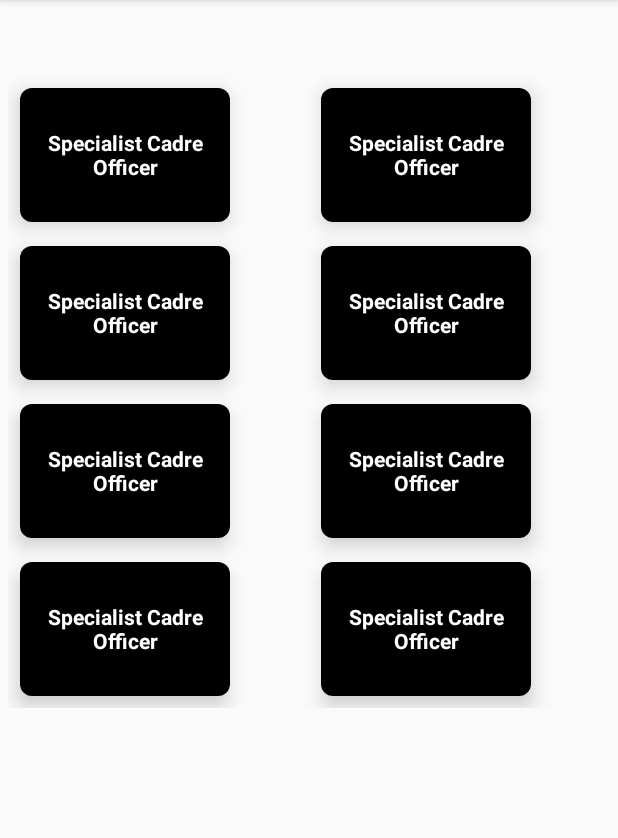
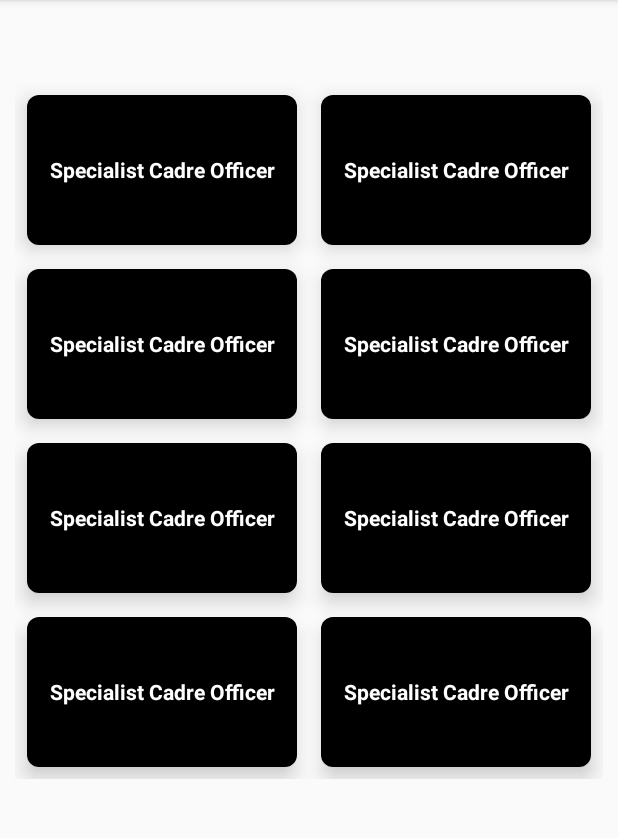
Before and after one commit to ujjwalkumar12/Sarkarian, an Android app: the screen it shows after launch (MainActivity), on a phone screen of 412 x 824 dp, the part 84-922 px from its top. Run offline under Robolectric (Android 15) with nearby library versions, the phone set to English and light mode, and no system bars.

Commit message:
list item updated

```diff
--- a/app/src/main/java/com/example/sarkarian/Adapter/ListAdapter.java
+++ b/app/src/main/java/com/example/sarkarian/Adapter/ListAdapter.java
@@ -32,16 +32,15 @@ public class ListAdapter extends RecyclerView.Adapter<ListAdapter.ViewHolder> {
     @Override
     public ListAdapter.ViewHolder onCreateViewHolder(@NonNull ViewGroup parent, int viewType) {
             View view = LayoutInflater.from(parent.getContext()).inflate(R.layout.recycler_list,parent,false);
-
             return new ViewHolder(view);
-            }
+    }
 
     @SuppressLint("ResourceAsColor")
     @Override
     public void onBindViewHolder(@NonNull ListAdapter.ViewHolder holder, int position) {
             String itemName = listItems.get(position);
             holder.tv.setText(itemName);
-            }
+    }
 
     @Override
     public int getItemCount() {
@@ -55,7 +54,6 @@ public class ListAdapter extends RecyclerView.Adapter<ListAdapter.ViewHolder> {
         private ViewHolder(@NonNull final View view) {
             super(view);
             tv = view.findViewById(R.id.text_list);
-            //linearLayout=view.findViewById(R.id.Linear);
         }
     }
 }
--- a/app/src/main/res/layout/fragment_dashboard.xml
+++ b/app/src/main/res/layout/fragment_dashboard.xml
@@ -6,7 +6,7 @@
     xmlns:app="http://schemas.android.com/apk/res-auto"
     android:orientation="vertical"
     tools:context=".MainActivity"
-    android:padding="5dp">
+    android:padding="10dp">
 
 
     <android.support.v7.widget.CardView
@@ -27,6 +27,7 @@
         android:id="@+id/recycler"
         android:layout_width="match_parent"
         android:layout_height="wrap_content"
+        android:layout_gravity="center"
         android:layout_marginTop="30dp" />
 
 
--- a/app/src/main/res/layout/recycler_list.xml
+++ b/app/src/main/res/layout/recycler_list.xml
@@ -2,8 +2,8 @@
 <android.support.v7.widget.CardView xmlns:android="http://schemas.android.com/apk/res/android"
     xmlns:app="http://schemas.android.com/apk/res-auto"
     android:id="@+id/Linear"
-    android:layout_width="140dp"
-    android:layout_height="89dp"
+    android:layout_width="match_parent"
+    android:layout_height="100dp"
     android:padding="2dp"
     android:layout_margin="8dp"
     app:cardElevation="8dp"
```
